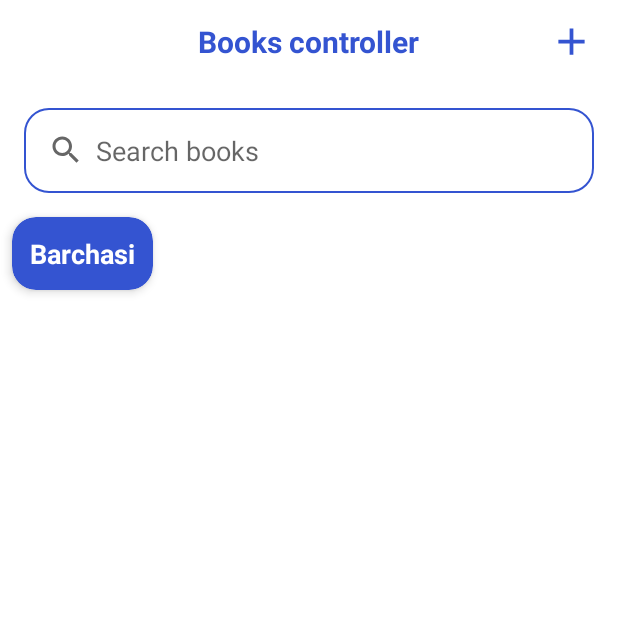
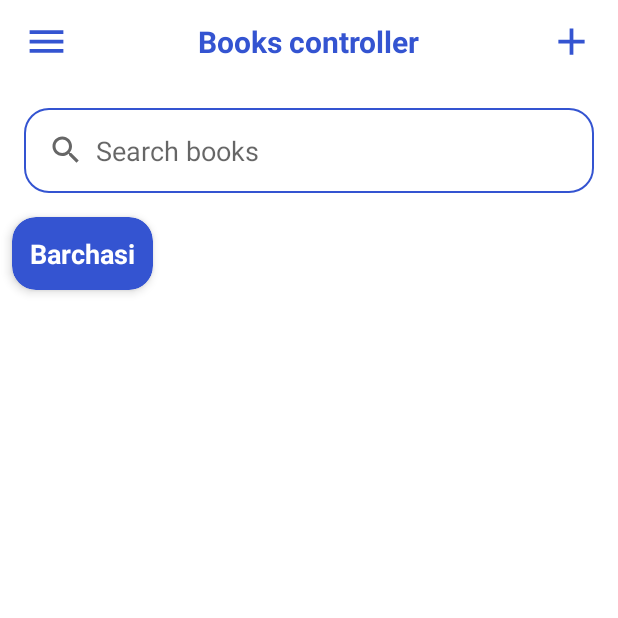
Before and after one commit to AbubakirKhakimov/Kelajak_Book_Controller, an Android app: the screen it shows after launch (MainActivity), on a phone screen of 412 x 824 dp, the top half of it. Run offline under Robolectric (Android 15) with nearby library versions, the phone set to English and light mode, and no system bars; our stand-ins replace Firebase (no records; nobody signed in at launch, a user with empty details on screens opened directly), navigation-ui.

Commit message:
25.02.2022

```diff
--- a/app/src/main/java/com/x/a_technologies/books_controller/fragments/HomeFragment.kt
+++ b/app/src/main/java/com/x/a_technologies/books_controller/fragments/HomeFragment.kt
@@ -1,16 +1,19 @@
 package com.x.a_technologies.books_controller.fragments
 
 import android.os.Bundle
+import android.view.Gravity
 import android.view.LayoutInflater
 import android.view.View
 import android.view.ViewGroup
 import android.widget.Toast
 import androidx.core.os.bundleOf
+import androidx.core.view.GravityCompat
 import androidx.fragment.app.Fragment
 import androidx.lifecycle.Observer
 import androidx.lifecycle.ViewModelProvider
 import androidx.lifecycle.get
 import androidx.navigation.fragment.findNavController
+import androidx.navigation.ui.NavigationUI
 import com.google.firebase.database.DataSnapshot
 import com.google.firebase.database.DatabaseError
 import com.google.firebase.database.ValueEventListener
@@ -54,6 +57,7 @@ class HomeFragment : Fragment(), CategoriesCallBack, BooksListCallBack {
     override fun onViewCreated(view: View, savedInstanceState: Bundle?) {
         super.onViewCreated(view, savedInstanceState)
 
+        NavigationUI.setupWithNavController(binding.navigationView, findNavController())
         check()
 
         binding.addBook.setOnClickListener {
@@ -64,6 +68,10 @@ class HomeFragment : Fragment(), CategoriesCallBack, BooksListCallBack {
 
         binding.swipeRefreshLayout.setOnRefreshListener {
             loadData()
+        }
+
+        binding.openDrawer.setOnClickListener {
+            binding.drawerLayout.openDrawer(GravityCompat.START)
         }
 
     }
--- /dev/null
+++ b/app/src/main/res/drawable/ic_baseline_menu_24.xml
@@ -0,0 +1,10 @@
+<vector xmlns:android="http://schemas.android.com/apk/res/android"
+    android:width="24dp"
+    android:height="24dp"
+    android:viewportWidth="24"
+    android:viewportHeight="24"
+    android:tint="?attr/colorControlNormal">
+  <path
+      android:fillColor="@android:color/white"
+      android:pathData="M3,18h18v-2L3,16v2zM3,13h18v-2L3,11v2zM3,6v2h18L21,6L3,6z"/>
+</vector>
--- a/app/src/main/res/layout/books_list_item_layout.xml
+++ b/app/src/main/res/layout/books_list_item_layout.xml
@@ -54,7 +54,7 @@
             android:ellipsize="end"
             android:maxLines="2"
             android:text="O'tkan kunlar"
-            android:textColor="@color/secondary_color"
+            android:textColor="@color/black"
             android:textSize="20sp"
             android:textStyle="bold" />
 
@@ -68,7 +68,7 @@
             android:ellipsize="end"
             android:maxLines="2"
             android:text="Abdulla Qodiriy"
-            android:textColor="@color/secondary_color"
+            android:textColor="@color/black"
             android:textSize="16sp" />
 
         <androidx.cardview.widget.CardView
--- a/app/src/main/res/layout/category_spinner_item_layout.xml
+++ b/app/src/main/res/layout/category_spinner_item_layout.xml
@@ -11,6 +11,6 @@
         android:layout_height="wrap_content"
         android:text="@string/app_name"
         android:textSize="16sp"
-        android:textColor="@color/secondary_color"/>
+        android:textColor="@color/black"/>
 
 </LinearLayout>
--- a/app/src/main/res/layout/fragment_home.xml
+++ b/app/src/main/res/layout/fragment_home.xml
@@ -1,15 +1,29 @@
 <?xml version="1.0" encoding="utf-8"?>
-<LinearLayout xmlns:android="http://schemas.android.com/apk/res/android"
+<androidx.drawerlayout.widget.DrawerLayout xmlns:android="http://schemas.android.com/apk/res/android"
     xmlns:app="http://schemas.android.com/apk/res-auto"
+    android:id="@+id/drawerLayout"
     xmlns:tools="http://schemas.android.com/tools"
     android:layout_width="match_parent"
     android:layout_height="match_parent"
-    android:orientation="vertical"
     tools:context=".fragments.HomeFragment">
+
+    <LinearLayout
+        android:layout_width="match_parent"
+        android:layout_height="match_parent"
+        android:orientation="vertical">
 
         <FrameLayout
             android:layout_width="match_parent"
             android:layout_height="?attr/actionBarSize">
+
+            <ImageView
+                android:id="@+id/openDrawer"
+                android:layout_width="30dp"
+                android:layout_height="30dp"
+                android:layout_gravity="center_vertical"
+                android:layout_marginStart="16dp"
+                android:src="@drawable/ic_baseline_menu_24"
+                app:tint="@color/main_color" />
 
             <TextView
                 android:layout_width="wrap_content"
@@ -83,3 +97,13 @@
         </androidx.swiperefreshlayout.widget.SwipeRefreshLayout>
 
     </LinearLayout>
+
+    <com.google.android.material.navigation.NavigationView
+        android:id="@+id/navigationView"
+        android:layout_width="wrap_content"
+        android:layout_height="match_parent"
+        app:menu="@menu/navigation_menu"
+        app:headerLayout="@layout/navigation_header_layout"
+        android:layout_gravity="start" />
+
+</androidx.drawerlayout.widget.DrawerLayout>
--- /dev/null
+++ b/app/src/main/res/menu/navigation_menu.xml
@@ -0,0 +1,12 @@
+<?xml version="1.0" encoding="utf-8"?>
+<menu xmlns:android="http://schemas.android.com/apk/res/android">
+
+    <item
+        android:id="@+id/termsOfTradeFragment"
+        android:title="Terms of trade" />
+
+    <item
+        android:id="@+id/socialMediaRefFragment"
+        android:title="Social media references" />
+
+</menu>
--- a/app/src/main/res/navigation/main_activity_navigation.xml
+++ b/app/src/main/res/navigation/main_activity_navigation.xml
@@ -13,6 +13,12 @@
         <action
             android:id="@+id/action_homeFragment_to_addBookFragment"
             app:destination="@id/addBookFragment" />
+        <action
+            android:id="@+id/action_homeFragment_to_termsOfTradeFragment"
+            app:destination="@id/termsOfTradeFragment" />
+        <action
+            android:id="@+id/action_homeFragment_to_socialMediaRefFragment"
+            app:destination="@id/socialMediaRefFragment" />
     </fragment>
     <fragment
         android:id="@+id/addBookFragment"
@@ -28,4 +34,14 @@
         android:name="com.x.a_technologies.books_controller.fragments.ReviewsFragment"
         android:label="fragment_reviews"
         tools:layout="@layout/fragment_reviews" />
+    <fragment
+        android:id="@+id/socialMediaRefFragment"
+        android:name="com.x.a_technologies.books_controller.fragments.SocialMediaRefFragment"
+        android:label="fragment_social_media_ref"
+        tools:layout="@layout/fragment_social_media_ref" />
+    <fragment
+        android:id="@+id/termsOfTradeFragment"
+        android:name="com.x.a_technologies.books_controller.fragments.TermsOfTradeFragment"
+        android:label="fragment_terms_of_trade"
+        tools:layout="@layout/fragment_terms_of_trade" />
 </navigation>
--- a/app/src/main/res/values/colors.xml
+++ b/app/src/main/res/values/colors.xml
@@ -1,7 +1,7 @@
 <?xml version="1.0" encoding="utf-8"?>
 <resources>
     <color name="main_color">#3454D1</color>
-    <color name="secondary_color">#010105</color>
+    <color name="secondary_color">#1e9bd5</color>
     <color name="gray">#636363</color>
     <color name="color_place_holder">#B1B1B1</color>
     <color name="black">#FF000000</color>
--- a/app/src/main/res/values/strings.xml
+++ b/app/src/main/res/values/strings.xml
@@ -6,4 +6,6 @@
     <string name="no_reviews">No reviews yet</string>
     <string name="all_reviews_of">All reviews of</string>
     <string name="reviews">reviews</string>
+    <!-- TODO: Remove or change this placeholder text -->
+    <string name="hello_blank_fragment">Hello blank fragment</string>
 </resources>
```
Also changed, not shown: app/src/main/java/com/x/a_technologies/books_controller/adapters/TermsOfTradeAdapter.kt (added, +36 -0 lines), app/src/main/java/com/x/a_technologies/books_controller/fragments/SocialMediaRefFragment.kt (added, +129 -0 lines), app/src/main/java/com/x/a_technologies/books_controller/fragments/TermsOfTradeFragment.kt (added, +104 -0 lines), app/src/main/java/com/x/a_technologies/books_controller/utils/MainViewModel.kt (+34 -0 lines), app/src/main/res/drawable/add_button_backgraund.xml (added, +9 -0 lines), app/src/main/res/drawable/ic_baseline_check_24.xml (added, +10 -0 lines), app/src/main/res/layout/fragment_social_media_ref.xml (added, +95 -0 lines), app/src/main/res/layout/fragment_terms_of_trade.xml (added, +96 -0 lines), app/src/main/res/layout/navigation_header_layout.xml (added, +24 -0 lines), app/src/main/res/layout/terms_of_trade_item_layout.xml (added, +30 -0 lines). Lines whose indentation alone changed are shown as unchanged.
